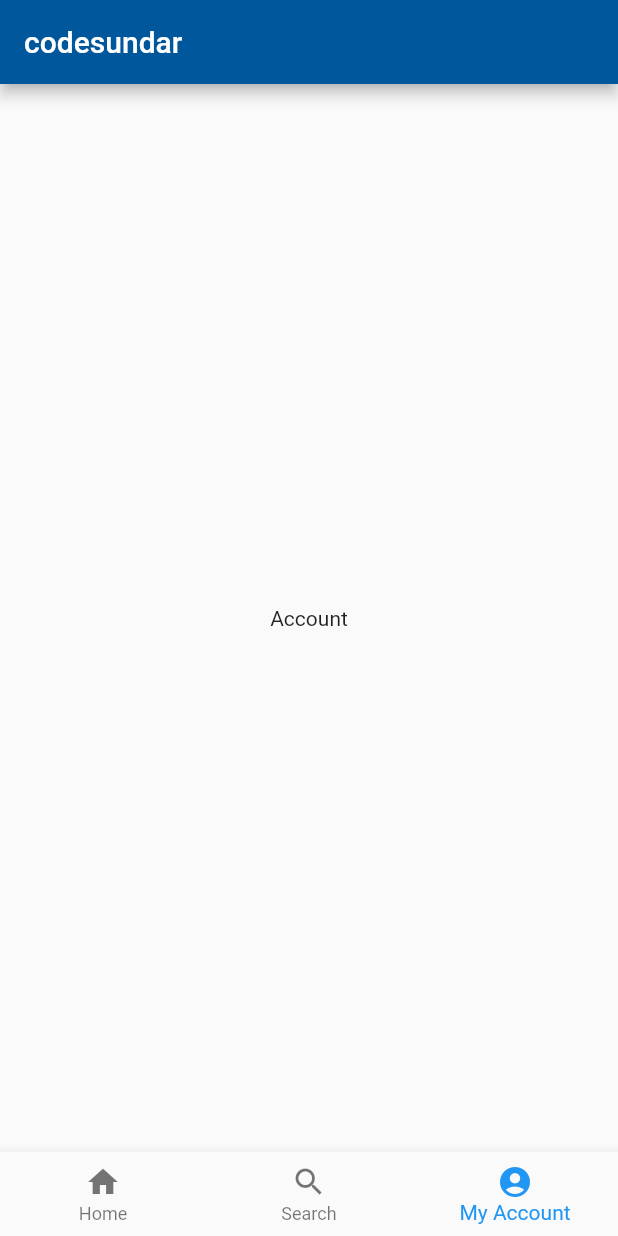
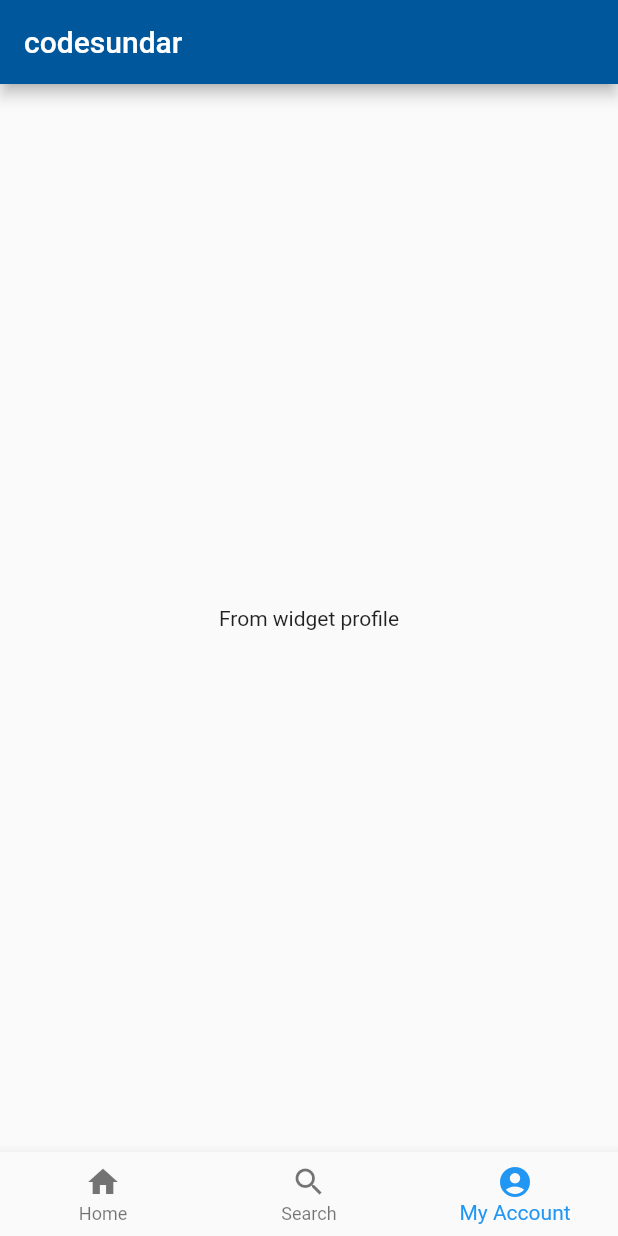
Before and after one commit to actevents/actevents-flutter, a Flutter app: the screen it shows after launch, item 3 of the bottom bar chosen, on a phone screen of 412 x 824 dp. Run offline on Flutter 3.47's test engine with Material 2 defaults, Android fonts, the phone set to English and light mode, and no system bars.

Commit message:
[dev]: add more routes(find/profile)

```diff
--- a/actevents/lib/events.dart
+++ b/actevents/lib/events.dart
@@ -7,8 +7,12 @@ class Events extends StatefulWidget {
 
 
 class _Events extends State<Events> {
+
+  //TODO: check save statemanagement when navigating from widget
+  int count=0;
   @override
   Widget build(BuildContext context) {
-    return Text("My Events from widget");
+    count++;
+    return Text("My Events from widget" + count.toString());
   }
 }
--- a/actevents/lib/find.dart
+++ b/actevents/lib/find.dart
@@ -0,0 +1,13 @@
+import 'package:flutter/material.dart';
+
+class Find extends StatefulWidget {
+  @override
+  _FindState createState() => _FindState();
+}
+
+class _FindState extends State<Find> {
+  @override
+  Widget build(BuildContext context) {
+    return Text("From widget find");
+  }
+}
--- a/actevents/lib/main.dart
+++ b/actevents/lib/main.dart
@@ -1,5 +1,7 @@
-import 'package:actevents/events.dart';
 import 'package:flutter/material.dart';
+import 'profile.dart';
+import 'events.dart';
+import 'find.dart';
 
 void main() => runApp(MaterialApp(home: MyApp()));
 
@@ -13,8 +15,8 @@ class _MyAppState extends State<MyApp> {
 
   List _pages = [
     Events(),
-    Text("Search"),
-    Text("Account"),
+    Find(),
+    Profile(),
   ];
 
   _changeIndex(int index) {
--- a/actevents/lib/profile.dart
+++ b/actevents/lib/profile.dart
@@ -0,0 +1,13 @@
+import 'package:flutter/material.dart';
+
+class Profile extends StatefulWidget {
+  @override
+  _ProfileState createState() => _ProfileState();
+}
+
+class _ProfileState extends State<Profile> {
+  @override
+  Widget build(BuildContext context) {
+    return Text("From widget profile");
+  }
+}
```
